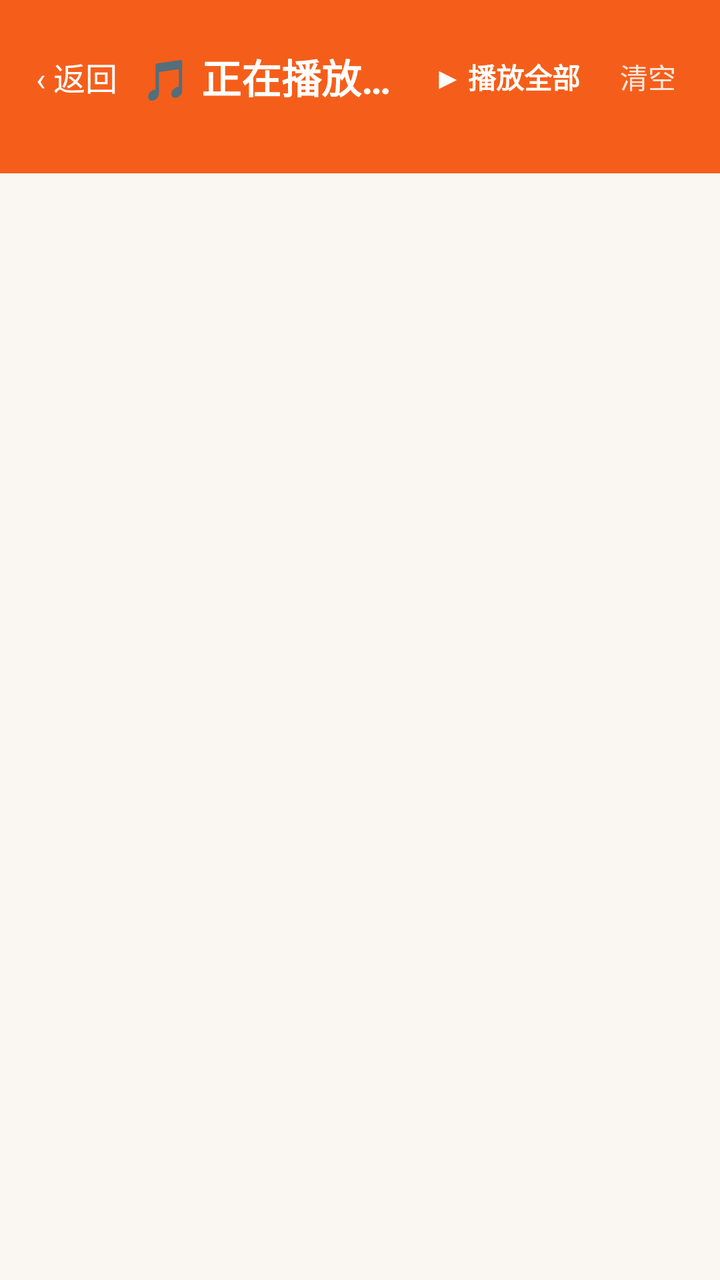
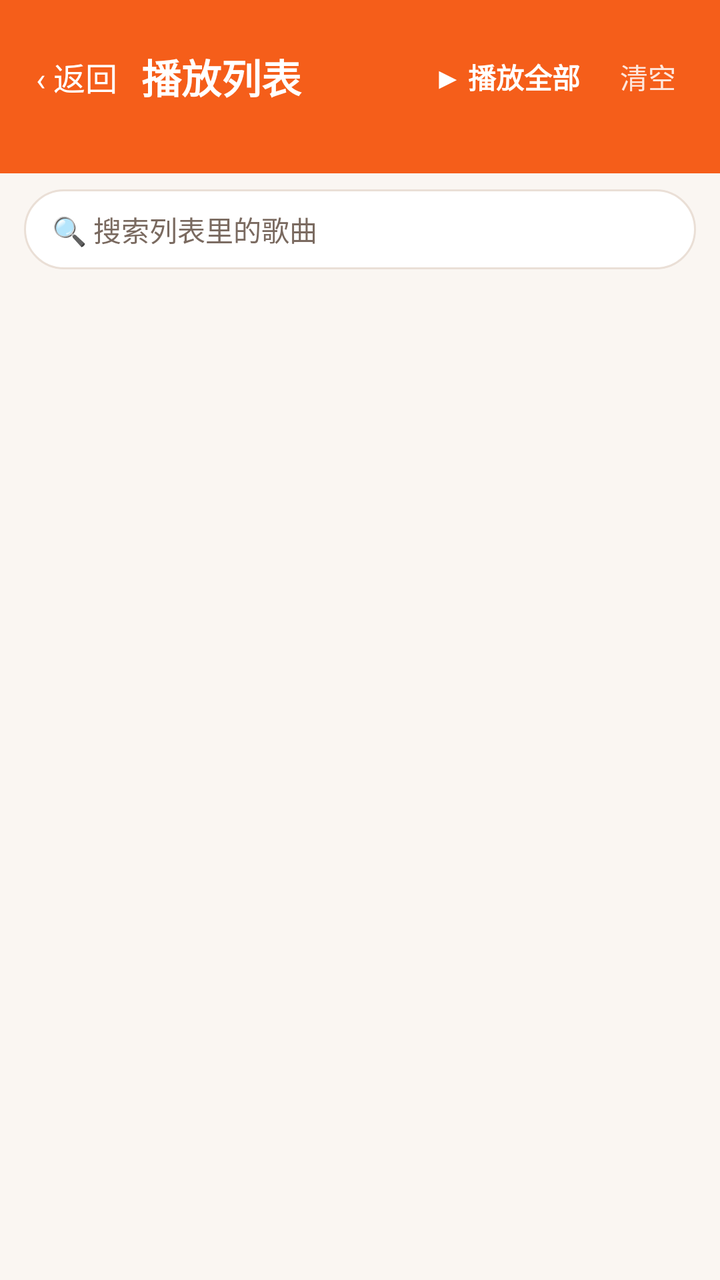

Screens rendered from an Android XML layout before and after an edit, with the pre-edit source and the edit as a unified diff.
<!-- AndroidManifest.xml: application theme AppTheme -->
<!-- res/layout/activity_queue.xml -->
<?xml version="1.0" encoding="utf-8"?>
<LinearLayout xmlns:android="http://schemas.android.com/apk/res/android"
    xmlns:app="http://schemas.android.com/apk/res-auto"
    android:layout_width="match_parent"
    android:layout_height="match_parent"
    android:orientation="vertical">

    
    <LinearLayout
        android:layout_width="match_parent"
        android:layout_height="wrap_content"
        android:orientation="vertical"
        android:background="@color/primary"
        android:paddingStart="18dp"
        android:paddingEnd="18dp"
        android:paddingTop="22dp"
        android:paddingBottom="14dp">

        <LinearLayout
            android:layout_width="match_parent"
            android:layout_height="wrap_content"
            android:orientation="horizontal"
            android:gravity="center_vertical">

            <TextView
                android:id="@+id/backBtn"
                android:layout_width="wrap_content"
                android:layout_height="wrap_content"
                android:text="‹ 返回"
                android:textSize="16sp"
                android:textColor="@color/on_primary"
                android:paddingEnd="12dp"/>

            <TextView
                android:layout_width="0dp"
                android:layout_height="wrap_content"
                android:layout_weight="1"
                android:text="🎵 正在播放列表"
                android:textSize="20sp"
                android:textStyle="bold"
                android:textColor="@color/on_primary"
                android:maxLines="1"
                android:ellipsize="end"/>

            <TextView
                android:id="@+id/playAllQueue"
                android:layout_width="wrap_content"
                android:layout_height="wrap_content"
                android:text="▶ 播放全部"
                android:textSize="14sp"
                android:textStyle="bold"
                android:textColor="@color/on_primary"
                android:paddingStart="10dp"
                android:paddingEnd="10dp"
                android:paddingTop="6dp"
                android:paddingBottom="6dp"/>

            <TextView
                android:id="@+id/clearQueue"
                android:layout_width="wrap_content"
                android:layout_height="wrap_content"
                android:text="清空"
                android:textSize="14sp"
                android:textColor="@color/on_primary"
                android:alpha="0.85"
                android:paddingStart="10dp"
                android:paddingEnd="4dp"
                android:paddingTop="6dp"
                android:paddingBottom="6dp"/>
        </LinearLayout>

        
        <TextView
            android:id="@+id/queueCount"
            android:layout_width="wrap_content"
            android:layout_height="wrap_content"
            android:text=""
            android:textSize="12sp"
            android:textColor="@color/on_primary"
            android:alpha="0.85"
            android:paddingTop="4dp"
            android:includeFontPadding="false"/>
    </LinearLayout>

    
    <FrameLayout
        android:layout_width="match_parent"
        android:layout_height="0dp"
        android:layout_weight="1"
        android:background="@color/background">

        <androidx.recyclerview.widget.RecyclerView
            android:id="@+id/queueList"
            android:layout_width="match_parent"
            android:layout_height="match_parent"
            android:clipToPadding="false"
            android:paddingStart="12dp"
            android:paddingEnd="12dp"
            android:paddingTop="8dp"
            android:paddingBottom="16dp"/>

        
        <LinearLayout
            android:id="@+id/queueEmpty"
            android:layout_width="match_parent"
            android:layout_height="match_parent"
            android:orientation="vertical"
            android:gravity="center"
            android:visibility="gone">

            <TextView
                android:layout_width="wrap_content"
                android:layout_height="wrap_content"
                android:text="🎵"
                android:textSize="48sp"/>

            <TextView
                android:layout_width="wrap_content"
                android:layout_height="wrap_content"
                android:text="播放列表还是空的"
                android:textSize="17sp"
                android:textStyle="bold"
                android:textColor="?attr/colorOnSurface"
                android:paddingTop="10dp"/>

            <TextView
                android:layout_width="wrap_content"
                android:layout_height="wrap_content"
                android:text="去搜索喜欢的歌，点一下就播"
                android:textSize="13sp"
                android:textColor="?attr/colorOnSurfaceVariant"
                android:paddingTop="6dp"/>

            <com.google.android.material.button.MaterialButton
                android:id="@+id/gotoSearchBtn"
                android:layout_width="wrap_content"
                android:layout_height="wrap_content"
                android:layout_marginTop="18dp"
                android:text="去搜索"/>
        </LinearLayout>
    </FrameLayout>

    
    <com.google.android.material.card.MaterialCardView
        android:id="@+id/queuePlayerBar"
        android:layout_width="match_parent"
        android:layout_height="wrap_content"
        android:layout_marginStart="12dp"
        android:layout_marginEnd="12dp"
        android:layout_marginBottom="12dp"
        app:cardCornerRadius="16dp"
        app:cardElevation="2dp"
        app:cardBackgroundColor="?attr/colorSurface"
        android:visibility="gone">

        <LinearLayout
            android:layout_width="match_parent"
            android:layout_height="wrap_content"
            android:orientation="horizontal"
            android:gravity="center_vertical"
            android:padding="10dp">

            <ImageButton
                android:id="@+id/qPrevBtn"
                android:layout_width="38dp"
                android:layout_height="38dp"
                android:background="?attr/selectableItemBackgroundBorderless"
                android:src="@drawable/ic_prev"
                android:tint="?attr/colorOnSurface"
                android:scaleType="centerInside"
                android:contentDescription="上一首"/>

            <ImageButton
                android:id="@+id/qPlayPauseBtn"
                android:layout_width="44dp"
                android:layout_height="44dp"
                android:layout_marginStart="2dp"
                android:background="@drawable/bg_circle_primary"
                android:src="@drawable/ic_play"
                android:tint="@color/on_primary"
                android:scaleType="centerInside"
                android:contentDescription="播放/暂停"/>

            <ImageButton
                android:id="@+id/qNextBtn"
                android:layout_width="38dp"
                android:layout_height="38dp"
                android:layout_marginStart="2dp"
                android:background="?attr/selectableItemBackgroundBorderless"
                android:src="@drawable/ic_next"
                android:tint="?attr/colorOnSurface"
                android:scaleType="centerInside"
                android:contentDescription="下一首"/>

            
            <LinearLayout
                android:layout_width="0dp"
                android:layout_height="wrap_content"
                android:layout_weight="1"
                android:orientation="vertical"
                android:paddingStart="8dp"
                android:paddingEnd="4dp">

                <TextView
                    android:id="@+id/qNowPlaying"
                    android:layout_width="match_parent"
                    android:layout_height="wrap_content"
                    android:text="未播放"
                    android:textSize="14sp"
                    android:textStyle="bold"
                    android:textColor="?attr/colorOnSurface"
                    android:maxLines="1"
                    android:ellipsize="end"/>

                <TextView
                    android:id="@+id/qNowArtist"
                    android:layout_width="match_parent"
                    android:layout_height="wrap_content"
                    android:text=""
                    android:textSize="11sp"
                    android:paddingTop="1dp"
                    android:textColor="?attr/colorOnSurfaceVariant"
                    android:maxLines="1"
                    android:ellipsize="end"/>
            </LinearLayout>

            <ImageButton
                android:id="@+id/qModeBtn"
                android:layout_width="34dp"
                android:layout_height="34dp"
                android:background="?attr/selectableItemBackgroundBorderless"
                android:src="@drawable/ic_sequence"
                android:tint="?attr/colorOnSurface"
                android:scaleType="centerInside"
                android:contentDescription="播放模式"/>

            
            <ImageButton
                android:id="@+id/qLyricFloatBtn"
                android:layout_width="34dp"
                android:layout_height="34dp"
                android:layout_marginStart="2dp"
                android:background="?attr/selectableItemBackgroundBorderless"
                android:src="@drawable/ic_lyric_float"
                android:tint="?attr/colorOnSurface"
                android:scaleType="centerInside"
                android:contentDescription="桌面歌词"/>
        </LinearLayout>
    </com.google.android.material.card.MaterialCardView>
</LinearLayout>
<!-- resources referenced by this layout -->
<resources>
  <color name="background">#FAF6F2</color>
  <color name="on_primary">#FFFFFF</color>
  <color name="primary">#F55E1A</color>
  <!-- drawable bg_circle_primary (drawable) -->
  <?xml version="1.0" encoding="utf-8"?>
  <shape xmlns:android="http://schemas.android.com/apk/res/android"
      android:shape="oval">
      <solid android:color="@color/primary"/>
  </shape>
  <!-- drawable ic_lyric_float (drawable) -->
  <vector xmlns:android="http://schemas.android.com/apk/res/android"
      android:width="24dp"
      android:height="24dp"
      android:viewportWidth="24"
      android:viewportHeight="24"
      android:tint="#FFFFFFFF">
      
      <path
          android:fillColor="#FF000000"
          android:pathData="M3,4h18a1,1 0,0 1,1 1v12a1,1 0,0 1,-1 1H13l-2.5,3L8,18H3a1,1 0,0 1,-1 -1V5a1,1 0,0 1,1 -1zM4.5,7.5h15v1.5h-15zM4.5,11h10v1.5h-10z"/>
  </vector>
  <!-- drawable ic_next (drawable) -->
  <?xml version="1.0" encoding="utf-8"?>
  <vector xmlns:android="http://schemas.android.com/apk/res/android"
      android:width="24dp"
      android:height="24dp"
      android:viewportWidth="24"
      android:viewportHeight="24">
      <path
          android:fillColor="#000000"
          android:pathData="M15.5 6H18v12h-2.5V6z"/>
      <path
          android:fillColor="#000000"
          android:pathData="M4 6l10 6L4 18V6z"/>
  </vector>
  <!-- drawable ic_play (drawable) -->
  <vector xmlns:android="http://schemas.android.com/apk/res/android"
      android:width="24dp"
      android:height="24dp"
      android:viewportWidth="24.0"
      android:viewportHeight="24.0">
      <path
          android:fillColor="#FFFFFF"
          android:pathData="M8 5v14l11-7z"/>
  </vector>
  <!-- drawable ic_prev (drawable) -->
  <?xml version="1.0" encoding="utf-8"?>
  <vector xmlns:android="http://schemas.android.com/apk/res/android"
      android:width="24dp"
      android:height="24dp"
      android:viewportWidth="24"
      android:viewportHeight="24">
      <path
          android:fillColor="#000000"
          android:pathData="M6 6h2.5v12H6V6z"/>
      <path
          android:fillColor="#000000"
          android:pathData="M20 6v12l-10-6L20 6z"/>
  </vector>
  <!-- drawable ic_sequence (drawable) -->
  <vector xmlns:android="http://schemas.android.com/apk/res/android"
      android:width="24dp"
      android:height="24dp"
      android:viewportWidth="24"
      android:viewportHeight="24">
      <path
          android:fillColor="#000000"
          android:pathData="M3 10h11v2H3v-2zm0-4h11v2H3V6zm0 8h7v2H3v-2zm13-1v6l5-3-5-3z"/>
  </vector>
  <style name="AppTheme" parent="Theme.Material3.DayNight.NoActionBar">
          <item name="colorPrimary">#0E9C8F</item>
          <item name="colorPrimaryDark">#00796B</item>
          <item name="colorAccent">#0E9C8F</item>
          <item name="android:colorBackground">@color/background</item>
          <item name="colorSurface">@color/surface</item>
          <item name="colorOnSurface">@color/on_surface</item>
          <item name="colorOnSurfaceVariant">@color/on_surface_variant</item>
          <item name="android:windowLightStatusBar">true</item>
          <item name="android:statusBarColor">@color/background</item>
          <item name="android:navigationBarColor">@color/background</item>
          <item name="android:fontFamily">sans-serif</item>
          
          <item name="android:windowBackground">@drawable/bg_splash_window</item>
      </style>
  <color name="surface">#FFFFFF</color>
  <color name="on_surface">#241A14</color>
  <color name="on_surface_variant">#7A6A60</color>
  <!-- drawable bg_splash_window (drawable) -->
  <?xml version="1.0" encoding="utf-8"?>
  <layer-list xmlns:android="http://schemas.android.com/apk/res/android">
      <item android:drawable="@color/background"/>
  </layer-list>
</resources>

<!-- the commit's change to res/layout/activity_queue.xml (unified diff, before → after) -->
@@ -35,7 +35,7 @@
                 android:layout_width="0dp"
                 android:layout_height="wrap_content"
                 android:layout_weight="1"
-                android:text="🎵 正在播放列表"
+                android:text="播放列表"
                 android:textSize="20sp"
                 android:textStyle="bold"
                 android:textColor="@color/on_primary"
@@ -83,6 +83,50 @@
     </LinearLayout>
 
     
+    <LinearLayout
+        android:layout_width="match_parent"
+        android:layout_height="wrap_content"
+        android:orientation="horizontal"
+        android:gravity="center_vertical"
+        android:background="@color/background"
+        android:paddingStart="12dp"
+        android:paddingEnd="12dp"
+        android:paddingTop="8dp"
+        android:paddingBottom="4dp">
+
+        <EditText
+            android:id="@+id/queueSearch"
+            android:layout_width="0dp"
+            android:layout_height="40dp"
+            android:layout_weight="1"
+            android:background="@drawable/bg_search_round"
+            android:hint="🔍 搜索列表里的歌曲"
+            android:textSize="14sp"
+            android:textColor="@color/on_surface"
+            android:textColorHint="@color/on_surface_variant"
+            android:paddingStart="14dp"
+            android:paddingEnd="14dp"
+            android:maxLines="1"
+            android:inputType="text"
+            android:imeOptions="actionSearch"
+            android:importantForAutofill="no"/>
+
+        <TextView
+            android:id="@+id/queueSearchClear"
+            android:layout_width="wrap_content"
+            android:layout_height="wrap_content"
+            android:text="清除"
+            android:textSize="14sp"
+            android:textStyle="bold"
+            android:textColor="@color/primary"
+            android:paddingStart="12dp"
+            android:paddingEnd="2dp"
+            android:paddingTop="8dp"
+            android:paddingBottom="8dp"
+            android:visibility="gone"/>
+    </LinearLayout>
+
+    
     <FrameLayout
         android:layout_width="match_parent"
         android:layout_height="0dp"
@@ -109,12 +153,7 @@
             android:visibility="gone">
 
             <TextView
-                android:layout_width="wrap_content"
-                android:layout_height="wrap_content"
-                android:text="🎵"
-                android:textSize="48sp"/>
-
-            <TextView
+                android:id="@+id/queueEmptyTitle"
                 android:layout_width="wrap_content"
                 android:layout_height="wrap_content"
                 android:text="播放列表还是空的"
<!-- resource entries referenced after the edit -->
@@ -8,6 +8,16 @@
   <shape xmlns:android="http://schemas.android.com/apk/res/android"
       android:shape="oval">
       <solid android:color="@color/primary"/>
+  </shape>
+  <!-- drawable bg_search_round (drawable) -->
+  <?xml version="1.0" encoding="utf-8"?>
+  <shape xmlns:android="http://schemas.android.com/apk/res/android"
+      android:shape="rectangle">
+      <solid android:color="#FFFFFF"/>
+      <corners android:radius="20dp"/>
+      <stroke
+          android:width="1dp"
+          android:color="#EADFD6"/>
   </shape>
   <!-- drawable ic_lyric_float (drawable) -->
   <vector xmlns:android="http://schemas.android.com/apk/res/android"
